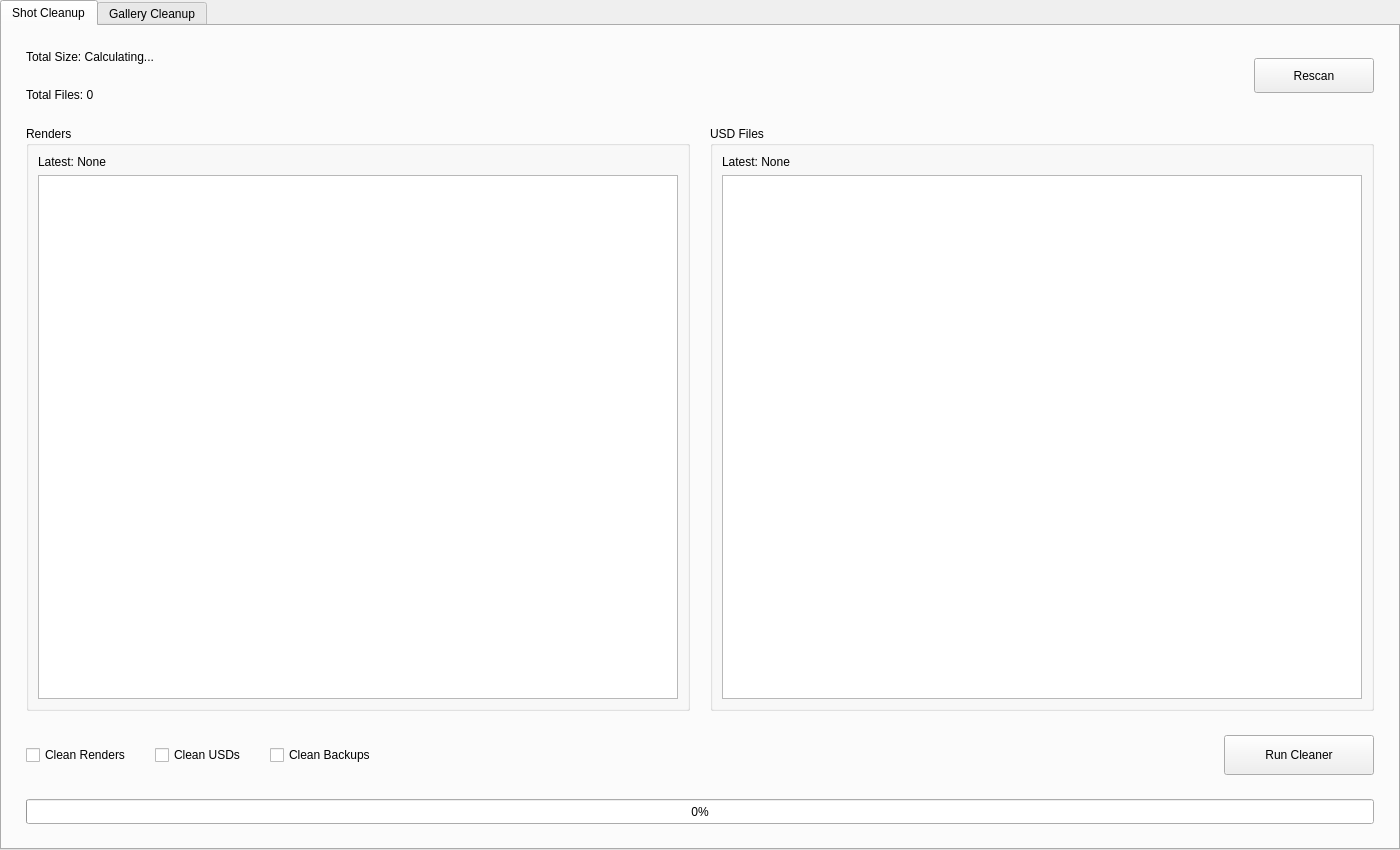
cpt-cabbage/luma_tools, file resources/ui/tabs/cleaner.ui: the form before one commit.
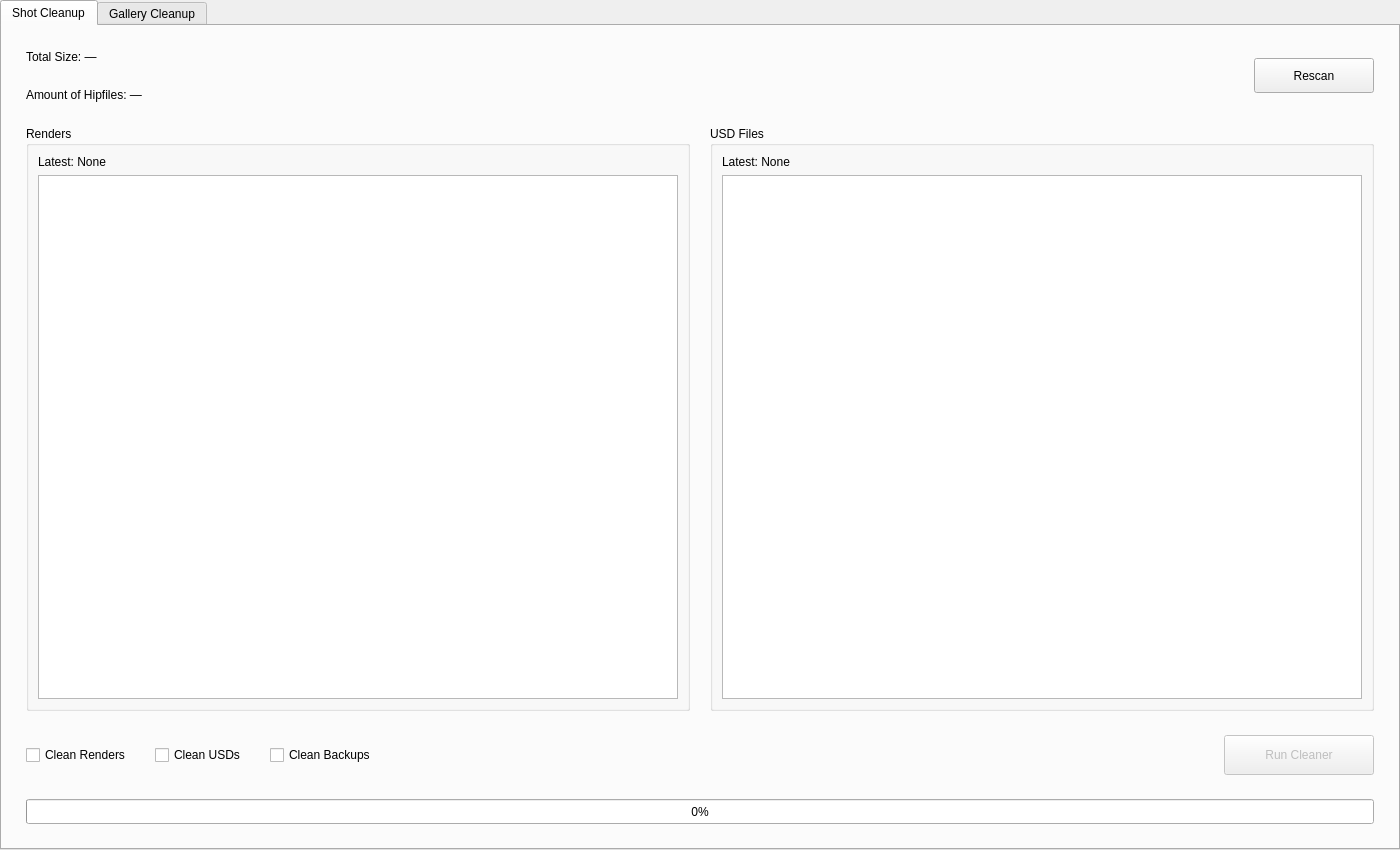
The form after the commit.

```diff
--- a/resources/ui/tabs/cleaner.ui
+++ b/resources/ui/tabs/cleaner.ui
@@ -58,14 +58,14 @@
            <item>
             <widget class="QLabel" name="FolderSize">
              <property name="text">
-              <string>Total Size: Calculating...</string>
+              <string>Total Size: —</string>
              </property>
             </widget>
            </item>
            <item>
             <widget class="QLabel" name="HipNumber">
              <property name="text">
-              <string>Total Files: 0</string>
+              <string>Amount of Hipfiles: —</string>
              </property>
             </widget>
            </item>
@@ -209,6 +209,9 @@
          </item>
          <item>
           <widget class="QPushButton" name="CleanFiles">
+           <property name="enabled">
+            <bool>false</bool>
+           </property>
            <property name="minimumSize">
             <size>
              <width>150</width>
```
Left out of the diff: 15 changed lines with no effect on the pictures.
